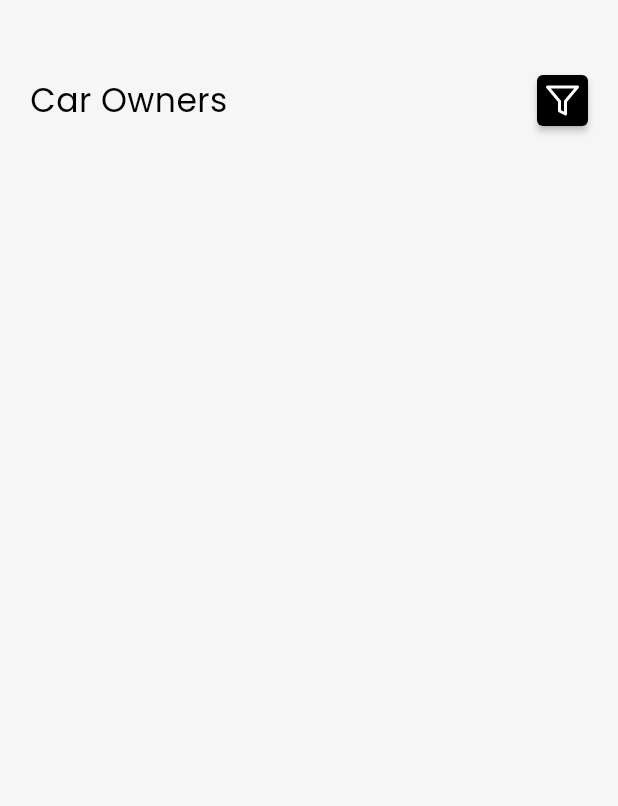
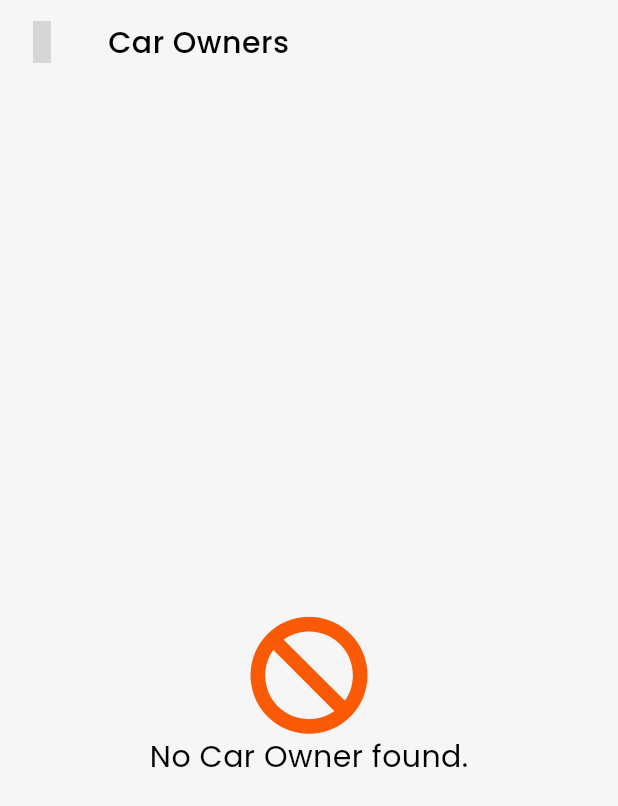
Before and after one commit to Divinity360/chiedozie_divine, a Flutter app: the CarOwnersScreen screen opened by its route, on a phone screen of 412 x 824 dp. Shown: the top 806 px of the screen. Run offline on Flutter 3.47's test engine with Material 2 defaults, Android fonts, the phone set to English and light mode, and no system bars; drawn by our look-alikes of badges; our stand-ins replace csv, flutter_icons, google_fonts, shared_preferences; missing offline and left inert: loading_animations; accounts and stored records are empty; network calls fail; grey boxes are pictures that could not be loaded.

Commit message:
Filteration UI Fix

```diff
--- a/lib/utils/constants.dart
+++ b/lib/utils/constants.dart
@@ -1,5 +1,5 @@
 class Constants {
-  static const String CSV_URL = "https://drive.google.com/u/0/uc?id=1LvweXcgvb7Ft651d5mA9u3C9mts1AN24&export=download";
+  static const String CSV_URL = "https://drive.google.com/u/0/uc?id=1giBv3pK6qbOPo0Y02H-wjT9ULPksfBCm&export=download";
   static const String API_URL = "https://ven10.co/assessment/filter.json";
   static const String CSV_FILE_PATH = "/venten/car_ownsers_data.csv";
 
--- a/lib/utils/helper.dart
+++ b/lib/utils/helper.dart
@@ -14,10 +14,11 @@ class Helper {
     String text;
     final Directory directory = await getApplicationDocumentsDirectory();
     await new File(directory.path + Constants.CSV_FILE_PATH)
-        .create(recursive: true)
+        .create()
         .then((_) async {
       final File file = File(directory.path + Constants.CSV_FILE_PATH);
       await file.writeAsBytes(bytes);
+      text = "Writing csv to path";
     });
     return text;
   }
--- a/lib/views/CarOwnersScreen/CarOwnersScreen.dart
+++ b/lib/views/CarOwnersScreen/CarOwnersScreen.dart
@@ -2,11 +2,13 @@ import 'dart:convert';
 import 'package:badges/badges.dart';
 import 'package:chiedoziedivine/providers/app_state.dart';
 import 'package:chiedoziedivine/utils/colors.dart';
+import 'package:chiedoziedivine/widgets/appBar/appBar.dart';
 import 'package:chiedoziedivine/widgets/carOwnerCard/carOwnerCard.dart';
 import 'package:chiedoziedivine/widgets/texts/texts.dart';
 import 'package:flutter/cupertino.dart';
 import 'package:flutter/material.dart';
 import 'package:flutter_icons/flutter_icons.dart';
+import 'package:google_fonts/google_fonts.dart';
 import 'package:http/http.dart' as http;
 import 'package:loading_animations/loading_animations.dart';
 import 'package:provider/provider.dart';
@@ -33,49 +35,38 @@ class _CarOwnersScreenState extends State<CarOwnersScreen> {
   @override
   Widget build(BuildContext context) {
     appState = Provider.of<AppState>(context);
-      return  Scaffold(
+    return Scaffold(
       resizeToAvoidBottomPadding: true,
       backgroundColor: AppColors.OUTLINE_FADED,
-        body: new SingleChildScrollView(
-          child: new Container(
-            padding: const EdgeInsets.fromLTRB(20, 50, 20, 0),
-            child: new Column(
-              crossAxisAlignment: CrossAxisAlignment.start,
+      appBar: BaseAppBar(
+          title: Text(
+            "Car Owners",
+            style: GoogleFonts.poppins(
+              fontWeight: FontWeight.w500,
+              letterSpacing: 0.3,
+              color: Colors.black
+            ),
+          ),
+          appBar: AppBar()),
+      body: Padding(
+        padding: EdgeInsets.only(left: 10, right:10, top: 50),
+        child: appState.filteredCarOwnersList.isEmpty ? Center(
+          child: Column(
+            mainAxisAlignment: MainAxisAlignment.center,
             children: <Widget>[
-                Row(
-                  mainAxisAlignment: MainAxisAlignment.spaceBetween,
-                  children: <Widget>[
-                    HeadingText(
-                      "Car Owners",
-                      textStyle: TextStyle(fontSize: 22),
-                    ),
-                    Badge(
-                      badgeContent: Icon(Feather.filter, color: Colors.white,),
-                      badgeColor: AppColors.DARK,
-                      shape: BadgeShape.square,
-                      borderRadius: 4,
-                    )
+              Icon(FontAwesome.ban, size: 78, color: AppColors.PRIMARY_COLOR,),
+              HeadingText("No Car Owner found.")
             ],
           ),
-                new SizedBox(
-                  height: 50,
-                ),
-                ListView.builder(
+        )  : ListView.builder(
           shrinkWrap: true,
-                  physics: NeverScrollableScrollPhysics(),
+          physics:  AlwaysScrollableScrollPhysics(),
           scrollDirection: Axis.vertical,
           itemCount: appState.filteredCarOwnersList.length,
           itemBuilder: (BuildContext context, int index) =>
-                      CarOwnerCardWidget(
-                        appState.filteredCarOwnersList[index]
+              CarOwnerCardWidget(appState.filteredCarOwnersList[index]),
         ),
       )
-              ],
-            ),
-          ),
-        ),
     );
-
   }
-
 }
--- a/lib/views/FilterScreen/FilterScreen.dart
+++ b/lib/views/FilterScreen/FilterScreen.dart
@@ -92,7 +92,7 @@ class _FilterScreenState extends State<FilterScreen> {
         mainAxisAlignment: MainAxisAlignment.center,
         children: <Widget>[
           LoadingBouncingLine.circle(backgroundColor: AppColors.PRIMARY_COLOR,),
-          BodyLightText("Fetching resources from server.")
+          BodyLightText(_appState.report)
         ],
       )),
     );
```
Also changed, not shown: lib/providers/app_state.dart (+17 -10 lines). Lines whose indentation alone changed are shown as unchanged.
